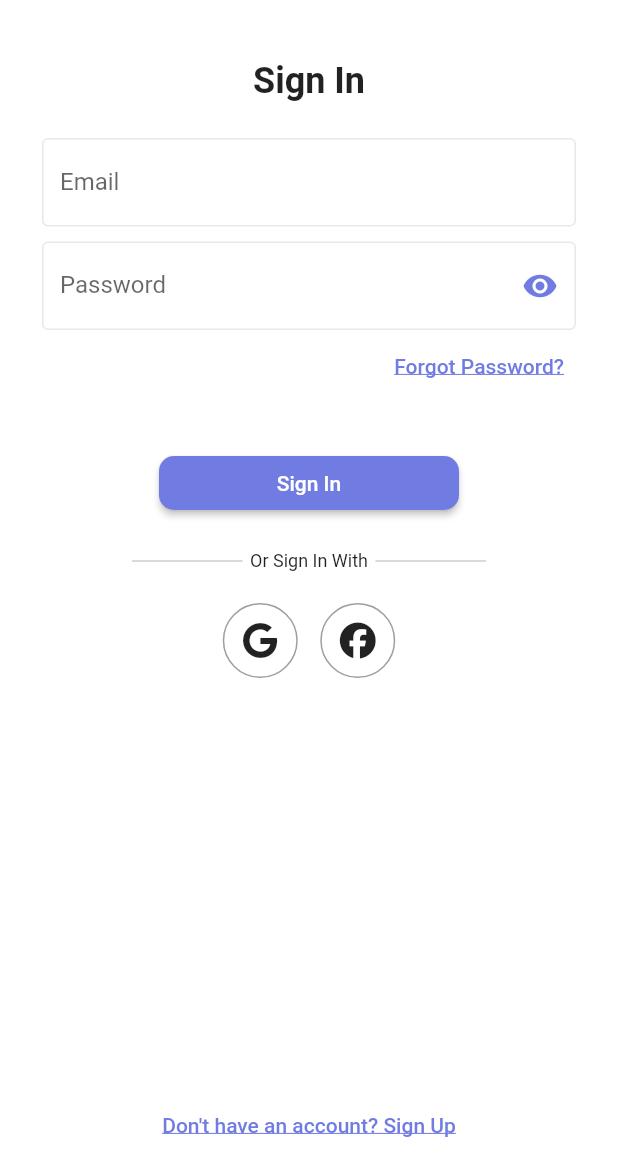
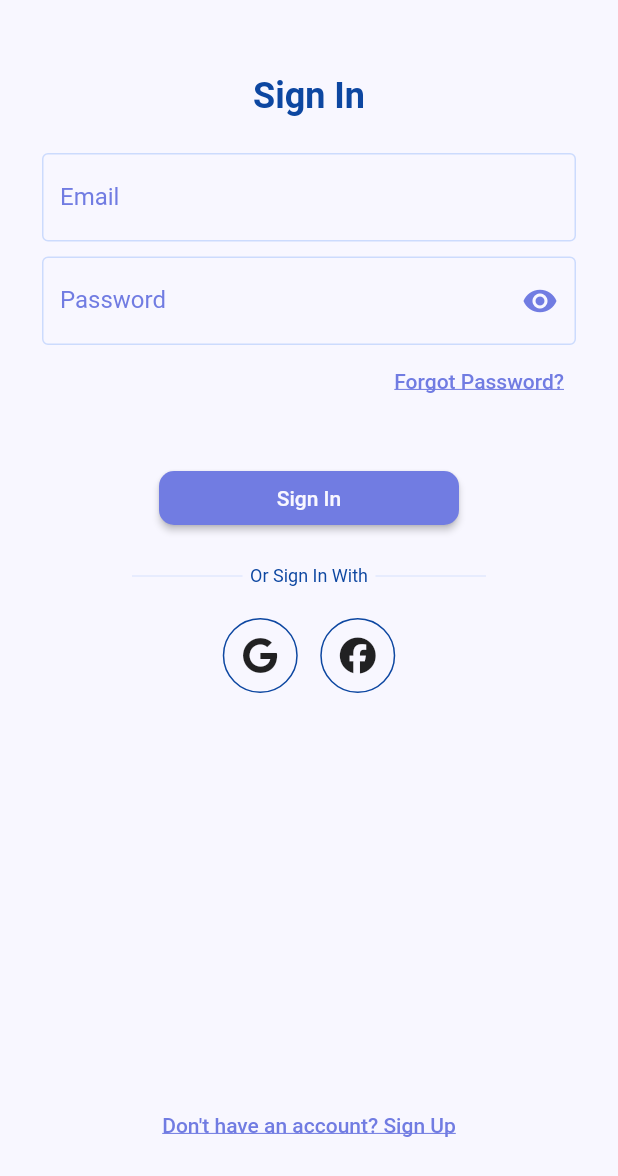
Before and after one commit to AngelaC34/flutter_mall_loyalty_app, a Flutter app: the screen it shows after launch, after a tap on "Get Started", on a phone screen of 412 x 824 dp. Shown: the top 1176 px of the screen. Run offline on Flutter 3.47's test engine with Material 2 defaults, Android fonts, the phone set to English and light mode, and no system bars; our stand-ins replace carousel_slider, font_awesome_flutter, get, percent_indicator.

Commit message:
Added themes

```diff
--- a/lib/functions/password_input.dart
+++ b/lib/functions/password_input.dart
@@ -1,4 +1,5 @@
 import 'package:flutter/material.dart';
+import 'package:flutter_uas_testing/utils/colors.dart';
 
 class PasswordTextField extends StatefulWidget {
   final TextEditingController controller;
@@ -19,16 +20,19 @@ class _PasswordInputState extends State<PasswordTextField> {
       obscureText: _obscureText,
       decoration: InputDecoration(
         labelText: 'Password',
+        labelStyle: TextStyle(
+          color: texthighlightColor
+        ),
         focusedBorder: OutlineInputBorder(
-          borderSide: BorderSide(color: Color(0xFF717CE2)),
+          borderSide: BorderSide(color: buttonhiglightColor),
         ),
         enabledBorder: OutlineInputBorder(
-          borderSide: BorderSide(color: Color(0xFFE8E8E8)),
+          borderSide: BorderSide(color: borderColor),
         ),
         suffixIcon: IconButton(
           icon: Icon(
             _obscureText ? Icons.visibility : Icons.visibility_off,
-            color: Color(0xFF717CE2),
+            color: buttonhiglightColor,
           ),
           onPressed: () {
             setState(() {
--- a/lib/functions/text_input.dart
+++ b/lib/functions/text_input.dart
@@ -1,13 +1,11 @@
 import 'package:flutter/material.dart';
+import 'package:flutter_uas_testing/utils/colors.dart';
 
 class MakeTextField extends StatelessWidget {
   final String label;
   final TextEditingController controller;
 
-  MakeTextField({
-    required this.label,
-    required this.controller
-    });
+  MakeTextField({required this.label, required this.controller});
 
   @override
   Widget build(BuildContext context) {
@@ -15,13 +13,14 @@ class MakeTextField extends StatelessWidget {
       controller: controller,
       decoration: InputDecoration(
         labelText: label,
+        labelStyle: TextStyle(color: texthighlightColor),
         filled: true,
-        fillColor: Color.fromARGB(255, 255, 255, 255),
+        fillColor: primaryColor,
         focusedBorder: OutlineInputBorder(
-          borderSide: BorderSide(color: Color(0xFF717CE2)),
+          borderSide: BorderSide(color: buttonhiglightColor),
         ),
         enabledBorder: OutlineInputBorder(
-          borderSide: BorderSide(color: Color(0xFFE8E8E8)),
+          borderSide: BorderSide(color: borderColor),
         ),
       ),
     );
--- a/lib/screens/firstpage.dart
+++ b/lib/screens/firstpage.dart
@@ -1,4 +1,5 @@
 import 'package:flutter/material.dart';
+import 'package:flutter_uas_testing/utils/colors.dart';
 import 'signin.dart';
 
 class FirstPage extends StatefulWidget {
@@ -33,31 +34,30 @@ class WelcomeScreen extends StatelessWidget {
   Widget build(BuildContext context) {
     return MaterialApp(
       title: 'Flutter background demo',
-      theme:
-          ThemeData(scaffoldBackgroundColor: Color.fromARGB(255, 62, 71, 114)),
+      theme: ThemeData(scaffoldBackgroundColor: primaryColor),
       home: Scaffold(
         body: Center(
           child: Column(
             mainAxisAlignment: MainAxisAlignment.center,
             children: [
-              const Text(
+              Text(
                 'Welcome to ...!',
                 style: TextStyle(
                   fontSize: 30,
-                  color: Color.fromARGB(255, 229, 237, 255),
+                  color: secondaryColor,
                 ),
               ),
-              const Text(
+              Text(
                 'Tagline!',
                 style: TextStyle(
                   fontSize: 20,
-                  color: Color.fromARGB(255, 229, 237, 255),
+                  color: secondaryColor,
                 ),
               ),
               SizedBox(height: 50),
               ElevatedButton(
                 style: ElevatedButton.styleFrom(
-                  backgroundColor: Color.fromARGB(255, 229, 237, 255),
+                  backgroundColor: buttonhiglightColor,
                 ),
                 onPressed: () {
                   Navigator.push(
@@ -67,19 +67,19 @@ class WelcomeScreen extends StatelessWidget {
                 },
                 child: Container(
                   width: 150,
-                  child: const Row(
+                  child: Row(
                     mainAxisAlignment: MainAxisAlignment.center,
                     children: [
                       Text(
                         'Get Started',
                         style: TextStyle(
-                          color: Color.fromARGB(255, 62, 71, 114),
+                          color: primaryColor,
                           fontSize: 20,
                         ),
                       ),
                       Icon(
                         Icons.arrow_forward,
-                        color: Color.fromARGB(255, 62, 71, 114),
+                        color: primaryColor,
                       ),
                     ],
                   ),
--- a/lib/screens/menus/cardpage.dart
+++ b/lib/screens/menus/cardpage.dart
@@ -10,6 +10,8 @@ class CardPage extends StatefulWidget {
 class _CardPageState extends State<CardPage> {
   @override
   Widget build(BuildContext context) {
-    return Container();
+    return Container(
+
+    );
   }
 }
--- a/lib/screens/menus/events_page.dart
+++ b/lib/screens/menus/events_page.dart
@@ -1,6 +1,7 @@
 import 'package:flutter/material.dart';
 import 'package:get/get.dart';
 import '../../functions/card.dart';
+import '../popups/popupcard.dart';
 
 class EventsPage extends StatefulWidget {
   const EventsPage({super.key});
@@ -67,7 +68,7 @@ class _EventsPageState extends State<EventsPage> {
           shrinkWrap: true,
           itemCount: items.length,
           itemBuilder: (Bcontext, index) {
-            return Container(
+            return SizedBox(
               width: 500,
               height: 800,
               child: CardBox(cardItems: items[index]),
--- a/lib/screens/menus/vouchers_page.dart
+++ b/lib/screens/menus/vouchers_page.dart
@@ -68,8 +68,8 @@ class _VoucherPageState extends State<VoucherPage> {
           itemCount: items.length,
           itemBuilder: (Bcontext, index) {
             return SizedBox(
-              width: MediaQuery.sizeOf(context).width * 0.6,
-              height: MediaQuery.sizeOf(context).width * 0.84,
+              width: 500,
+              height: 800,
               child: CardBox(cardItems: items[index]),
             );
           },
--- a/lib/screens/signin.dart
+++ b/lib/screens/signin.dart
@@ -1,5 +1,6 @@
 import 'package:flutter/material.dart';
 import 'package:flutter_uas_testing/functions/bottomnavbar.dart';
+import 'package:flutter_uas_testing/utils/colors.dart';
 
 import 'signup.dart';
 import '../functions/text_input.dart';
@@ -21,7 +22,7 @@ class _SignInPageState extends State<SignInPage> {
   @override
   Widget build(BuildContext context) {
     return Scaffold(
-      backgroundColor: Colors.white,
+      backgroundColor: primaryColor,
       body: Padding(
         padding: EdgeInsets.only(
             top: TSizes.topPad,
@@ -31,8 +32,14 @@ class _SignInPageState extends State<SignInPage> {
         child: Column(
           children: [
             //JUDUL
-            Text('Sign In',
-                style: TextStyle(fontSize: 24, fontWeight: FontWeight.bold)),
+            Text(
+              'Sign In',
+              style: TextStyle(
+                fontSize: 24,
+                fontWeight: FontWeight.bold,
+                color: secondaryColor,
+              ),
+            ),
             Padding(
               padding: const EdgeInsets.only(top: TSizes.defPad),
 
@@ -57,7 +64,7 @@ class _SignInPageState extends State<SignInPage> {
                     'Forgot Password?',
                     style: TextStyle(
                       decoration: TextDecoration.underline,
-                      color: Color(0xFF717CE2),
+                      color: texthighlightColor,
                     ),
                   ),
                 ),
@@ -73,13 +80,16 @@ class _SignInPageState extends State<SignInPage> {
             ElevatedButton(
               onPressed: () => Get.to(() => const NavBar()),
               style: ElevatedButton.styleFrom(
-                primary: Color(0xFF717CE2),
+                backgroundColor: buttonhiglightColor,
                 shape: RoundedRectangleBorder(
                   borderRadius: BorderRadius.circular(10.0),
                 ),
                 fixedSize: Size(200.0, 35.0),
               ),
-              child: Text('Sign In'),
+              child: Text(
+                'Sign In',
+                style: TextStyle(color: primaryColor),
+              ),
             ),
 
             SizedBox(height: 20),
@@ -89,16 +99,19 @@ class _SignInPageState extends State<SignInPage> {
               children: [
                 Flexible(
                   child: Divider(
-                    color: Colors.grey,
+                    color: borderColor,
                     thickness: 0.5,
                     indent: 60,
                     endIndent: 5,
                   ),
                 ),
-                Text("Or Sign In With", style: TextStyle(fontSize: 12)),
+                Text(
+                  "Or Sign In With",
+                  style: TextStyle(fontSize: 12, color: secondaryColor),
+                ),
                 Flexible(
                   child: Divider(
-                    color: Colors.grey,
+                    color: borderColor,
                     thickness: 0.5,
                     indent: 5,
                     endIndent: 60,
@@ -114,7 +127,7 @@ class _SignInPageState extends State<SignInPage> {
               children: [
                 Container(
                   decoration: BoxDecoration(
-                      border: Border.all(color: Colors.grey),
+                      border: Border.all(color: secondaryColor),
                       borderRadius: BorderRadius.circular(40)),
                   child: IconButton(
                     onPressed: () {},
@@ -124,7 +137,7 @@ class _SignInPageState extends State<SignInPage> {
                 SizedBox(width: 15),
                 Container(
                   decoration: BoxDecoration(
-                      border: Border.all(color: Colors.grey),
+                      border: Border.all(color: secondaryColor),
                       borderRadius: BorderRadius.circular(40)),
                   child: IconButton(
                     onPressed: () {},
@@ -149,7 +162,7 @@ class _SignInPageState extends State<SignInPage> {
                 "Don't have an account? Sign Up",
                 style: TextStyle(
                   decoration: TextDecoration.underline,
-                  color: Color(0xFF717CE2),
+                  color: texthighlightColor,
                 ),
               ),
             ),
--- /dev/null
+++ b/lib/utils/colors.dart
@@ -0,0 +1,10 @@
+import 'package:flutter/material.dart';
+
+var primaryColor = Color.fromARGB(255, 248, 247, 255);
+var secondaryColor = Color.fromARGB(255, 13, 71, 161);
+var texthighlightColor = Color(0xFF717CE2);
+var highlightColor = Color.fromARGB(255, 255, 228, 94);
+var buttonhiglightColor = Color(0xFF717CE2);
+var borderColor = Color.fromARGB(255, 204, 219, 253);
+var highlighterColor = Color.fromARGB(255, 255, 99, 146);
+var shadowColor = Color.fromARGB(255, 5, 42, 96);
--- a/lib/utils/sizes.dart
+++ b/lib/utils/sizes.dart
@@ -4,7 +4,7 @@ class TSizes {
 
   // Padding and margin sizes
   static const double defPad = 24.0;
-  static const double topPad = 40.0;
+  static const double topPad = 50.0;
   static const double botPad = 50.0;
   static const double leftPad = 28.0;
   static const double rightPad = 28.0;
```
Also changed, not shown: lib/functions/card.dart (+4 -3 lines), lib/main.dart (+76 -75 lines), lib/screens/mainpage.dart (+58 -45 lines), lib/screens/menus/promo_page.dart (+10 -9 lines), lib/screens/signup.dart (+30 -18 lines).
